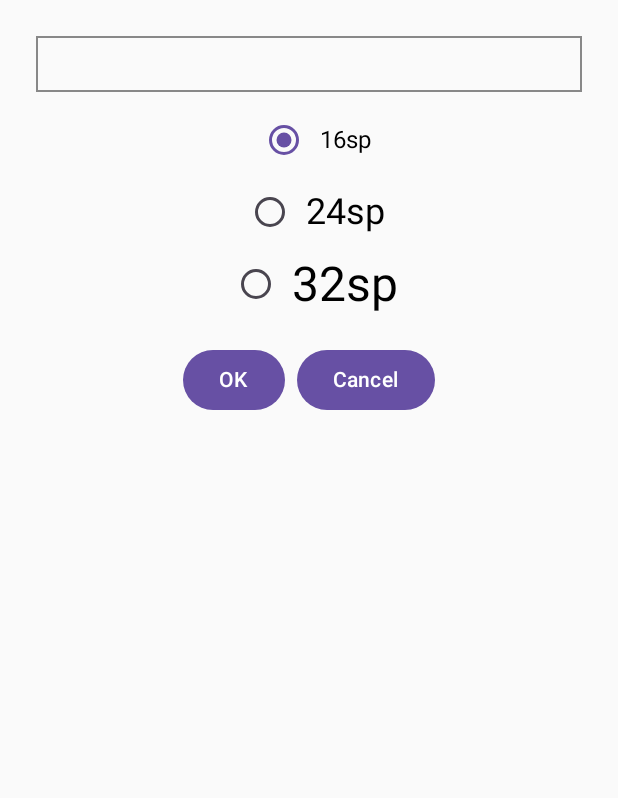
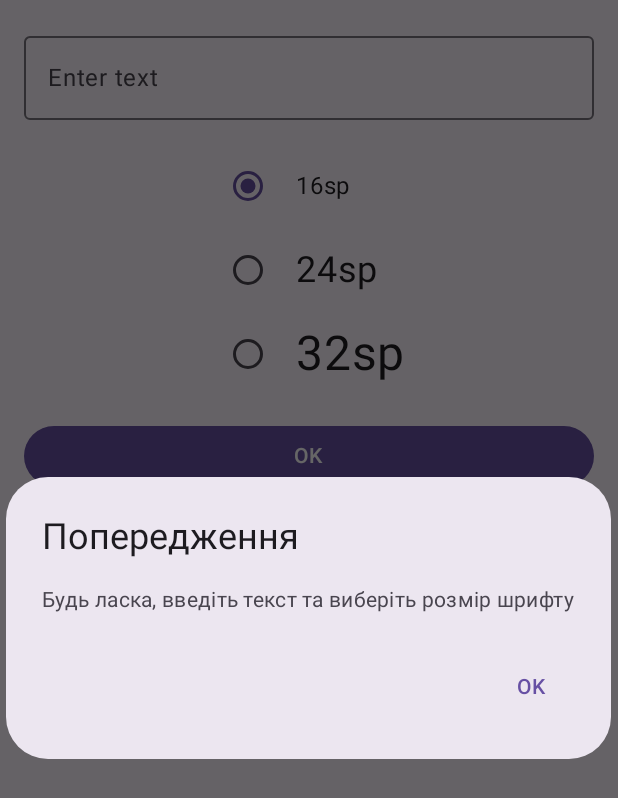
Before and after one commit to vladriabyi/AndroidDev_Lab3, an Android app built with Jetpack Compose: the screen it shows after launch (MainActivity), after a tap on "OK", on a phone screen of 412 x 824 dp. Shown: the top 798 px of the screen. Run offline under Robolectric (Android 15) with nearby library versions, the phone set to English and light mode, and no system bars.

Commit message:
Added realization of Fragments for Lab2

```diff
--- a/app/build.gradle.kts
+++ b/app/build.gradle.kts
@@ -40,7 +40,6 @@ android {
 }
 
 dependencies {
-
     implementation(libs.androidx.core.ktx)
     implementation(libs.androidx.lifecycle.runtime.ktx)
     implementation(libs.androidx.activity.compose)
@@ -49,6 +48,11 @@ dependencies {
     implementation(libs.androidx.ui.graphics)
     implementation(libs.androidx.ui.tooling.preview)
     implementation(libs.androidx.material3)
+
+    // Add Fragment dependencies
+    implementation("androidx.fragment:fragment-ktx:1.6.2")
+    implementation("androidx.appcompat:appcompat:1.6.1")
+
     testImplementation(libs.junit)
     androidTestImplementation(libs.androidx.junit)
     androidTestImplementation(libs.androidx.espresso.core)
--- /dev/null
+++ b/app/src/main/java/com/example/textsizeapp/InputFragment.kt
@@ -0,0 +1,124 @@
+package com.example.textsizeapp
+
+import android.os.Bundle
+import android.view.LayoutInflater
+import android.view.View
+import android.view.ViewGroup
+import androidx.compose.foundation.layout.*
+import androidx.compose.material3.*
+import androidx.compose.runtime.*
+import androidx.compose.ui.Alignment
+import androidx.compose.ui.Modifier
+import androidx.compose.ui.platform.ComposeView
+import androidx.compose.ui.platform.ViewCompositionStrategy
+import androidx.compose.ui.unit.dp
+import androidx.compose.ui.unit.sp
+import androidx.compose.ui.window.Dialog
+import androidx.fragment.app.Fragment
+
+class InputFragment : Fragment() {
+    private var inputListener: OnInputListener? = null
+
+    interface OnInputListener {
+        fun onInputSubmitted(text: String, size: Int)
+    }
+
+    fun setOnInputListener(listener: OnInputListener) {
+        inputListener = listener
+    }
+
+    override fun onCreateView(
+        inflater: LayoutInflater,
+        container: ViewGroup?,
+        savedInstanceState: Bundle?
+    ): View {
+        return ComposeView(requireContext()).apply {
+            setViewCompositionStrategy(ViewCompositionStrategy.DisposeOnViewTreeLifecycleDestroyed)
+            setContent {
+                MaterialTheme {
+                    Surface(
+                        modifier = Modifier.fillMaxSize(),
+                        color = MaterialTheme.colorScheme.background
+                    ) {
+                        InputScreen(
+                            onInputSubmitted = { text, size ->
+                                inputListener?.onInputSubmitted(text, size)
+                            }
+                        )
+                    }
+                }
+            }
+        }
+    }
+}
+
+@Composable
+fun InputScreen(onInputSubmitted: (String, Int) -> Unit) {
+    var text by remember { mutableStateOf("") }
+    var selectedSize by remember { mutableStateOf(16) }
+    var showDialog by remember { mutableStateOf(false) }
+
+    if (showDialog) {
+        AlertDialog(
+            onDismissRequest = { showDialog = false },
+            title = { Text("Попередження") },
+            text = { Text("Будь ласка, введіть текст та виберіть розмір шрифту") },
+            confirmButton = {
+                TextButton(onClick = { showDialog = false }) {
+                    Text("OK")
+                }
+            }
+        )
+    }
+
+    Column(
+        modifier = Modifier
+            .fillMaxSize()
+            .padding(16.dp),
+        horizontalAlignment = Alignment.CenterHorizontally
+    ) {
+        OutlinedTextField(
+            value = text,
+            onValueChange = { text = it },
+            label = { Text("Enter text") },
+            modifier = Modifier.fillMaxWidth()
+        )
+
+        Spacer(modifier = Modifier.height(16.dp))
+
+        // Radio buttons for text size selection
+        Column {
+            listOf(16, 24, 32).forEach { size ->
+                Row(
+                    verticalAlignment = Alignment.CenterVertically,
+                    modifier = Modifier.padding(vertical = 4.dp)
+                ) {
+                    RadioButton(
+                        selected = selectedSize == size,
+                        onClick = { selectedSize = size }
+                    )
+                    Text(
+                        text = "${size}sp",
+                        fontSize = size.sp,
+                        modifier = Modifier.padding(start = 8.dp)
+                    )
+                }
+            }
+        }
+
+        Spacer(modifier = Modifier.height(16.dp))
+
+        Button(
+            onClick = {
+                if (text.isBlank()) {
+                    showDialog = true
+                } else {
+                    onInputSubmitted(text, selectedSize)
+                }
+            },
+            modifier = Modifier.fillMaxWidth()
+        ) {
+            Text("OK")
+        }
+    }
+}
--- a/app/src/main/java/com/example/textsizeapp/MainActivity.kt
+++ b/app/src/main/java/com/example/textsizeapp/MainActivity.kt
@@ -3,85 +3,42 @@ package com.example.textsizeapp
 import android.os.Bundle
 import androidx.activity.ComponentActivity
 import androidx.activity.compose.setContent
-import androidx.compose.foundation.border
-import androidx.compose.foundation.layout.*
-import androidx.compose.foundation.text.BasicTextField
-import androidx.compose.material3.*
-import androidx.compose.runtime.*
-import androidx.compose.ui.Alignment
+import androidx.compose.foundation.layout.fillMaxSize
+import androidx.compose.material3.MaterialTheme
+import androidx.compose.material3.Surface
 import androidx.compose.ui.Modifier
-import androidx.compose.ui.graphics.Color
-import androidx.compose.ui.text.TextStyle
-import androidx.compose.ui.unit.dp
-import androidx.compose.ui.unit.sp
-import androidx.compose.ui.tooling.preview.Preview
+import androidx.fragment.app.FragmentActivity
 
-class MainActivity : ComponentActivity() {
+class MainActivity : FragmentActivity(), InputFragment.OnInputListener, ResultFragment.OnCancelListener {
+    private lateinit var inputFragment: InputFragment
+    private lateinit var resultFragment: ResultFragment
+
     override fun onCreate(savedInstanceState: Bundle?) {
         super.onCreate(savedInstanceState)
-        setContent {
-            TextSizeApp()
-        }
+        setContentView(R.layout.activity_main)
+
+        inputFragment = InputFragment()
+        resultFragment = ResultFragment()
+
+        inputFragment.setOnInputListener(this)
+        resultFragment.setOnCancelListener(this)
+
+        // Add input fragment initially
+        supportFragmentManager.beginTransaction()
+            .add(R.id.fragmentContainer, inputFragment)
+            .commit()
+    }
+
+    override fun onInputSubmitted(text: String, size: Int) {
+        resultFragment.updateText(text, size)
+
+        supportFragmentManager.beginTransaction()
+            .replace(R.id.fragmentContainer, resultFragment)
+            .addToBackStack(null)
+            .commit()
+    }
+
+    override fun onCancel() {
+        supportFragmentManager.popBackStack()
     }
 }
-
-@Preview(showBackground = true, showSystemUi = true)
-@Composable
-fun TextSizeApp() {
-    var text by remember { mutableStateOf("") }
-    var displayedText by remember { mutableStateOf("") }
-    var selectedSize by remember { mutableStateOf(16.sp) }
-
-    val sizes = listOf(16.sp, 24.sp, 32.sp)
-
-    Column(
-        modifier = Modifier
-            .fillMaxSize()
-            .padding(16.dp),
-        horizontalAlignment = Alignment.CenterHorizontally
-    ) {
-        // Поле введення
-        BasicTextField(
-            value = text,
-            onValueChange = { text = it },
-            textStyle = TextStyle(fontSize = 18.sp),
-            modifier = Modifier
-                .fillMaxWidth()
-                .padding(8.dp)
-                .border(1.dp, Color.Gray)
-                .padding(8.dp)
-        )
-
-        // Радіокнопки для вибору розміру шрифту
-        sizes.forEach { size ->
-            Row(verticalAlignment = Alignment.CenterVertically) {
-                RadioButton(
-                    selected = selectedSize == size,
-                    onClick = { selectedSize = size }
-                )
-                Text(text = "${size.value.toInt()}sp", fontSize = size)
-            }
-        }
-
-        Spacer(modifier = Modifier.height(16.dp))
-
-        // Кнопки OK і Cancel
-        Row {
-            Button(onClick = { displayedText = text }) {
-                Text("OK")
-            }
-            Spacer(modifier = Modifier.width(8.dp))
-            Button(onClick = { text = ""; displayedText = "" }) {
-                Text("Cancel")
-            }
-        }
-
-        Spacer(modifier = Modifier.height(16.dp))
-
-        // Відображений текст з обраним розміром (попередній вигляд)
-        Text(
-            text = displayedText,
-            fontSize = selectedSize
-        )
-    }
-}
--- /dev/null
+++ b/app/src/main/res/layout/activity_main.xml
@@ -0,0 +1,5 @@
+<?xml version="1.0" encoding="utf-8"?>
+<FrameLayout xmlns:android="http://schemas.android.com/apk/res/android"
+    android:id="@+id/fragmentContainer"
+    android:layout_width="match_parent"
+    android:layout_height="match_parent"/>
--- a/app/src/main/res/values/themes.xml
+++ b/app/src/main/res/values/themes.xml
@@ -1,5 +1,8 @@
 <?xml version="1.0" encoding="utf-8"?>
 <resources>
 
-    <style name="Theme.TextSizeApp" parent="android:Theme.Material.Light.NoActionBar" />
+    <style name="Theme.TextSizeApp" parent="android:Theme.Material.Light.NoActionBar">
+        <item name="android:statusBarColor">@android:color/transparent</item>
+        <item name="android:navigationBarColor">@android:color/transparent</item>
+    </style>
 </resources>
```
Also changed, not shown: app/src/main/java/com/example/textsizeapp/ResultFragment.kt (added, +83 -0 lines), app/src/main/res/layout/fragment_input.xml (added, +49 -0 lines), app/src/main/res/layout/fragment_result.xml (added, +22 -0 lines).
